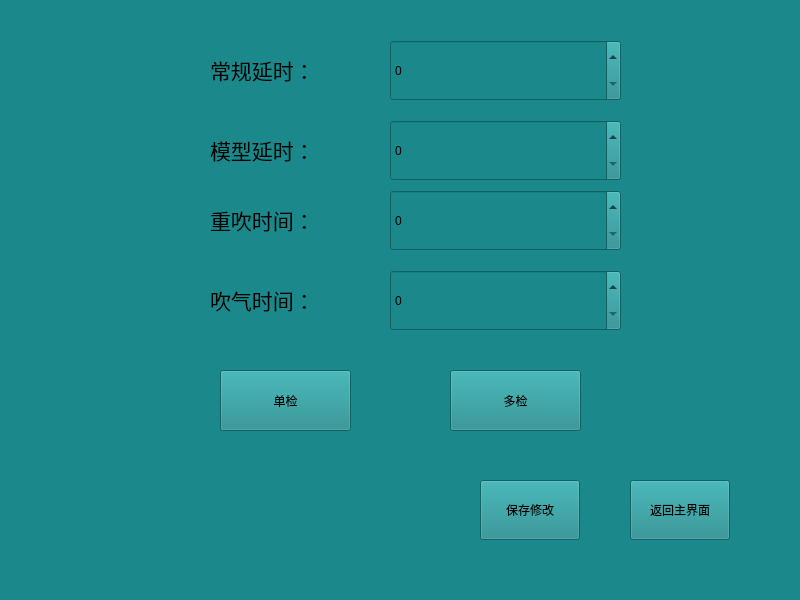
Above: ColorSelect/page_03.ui from ChihiroFairy/MyCode before the change. Below: the same form after it.
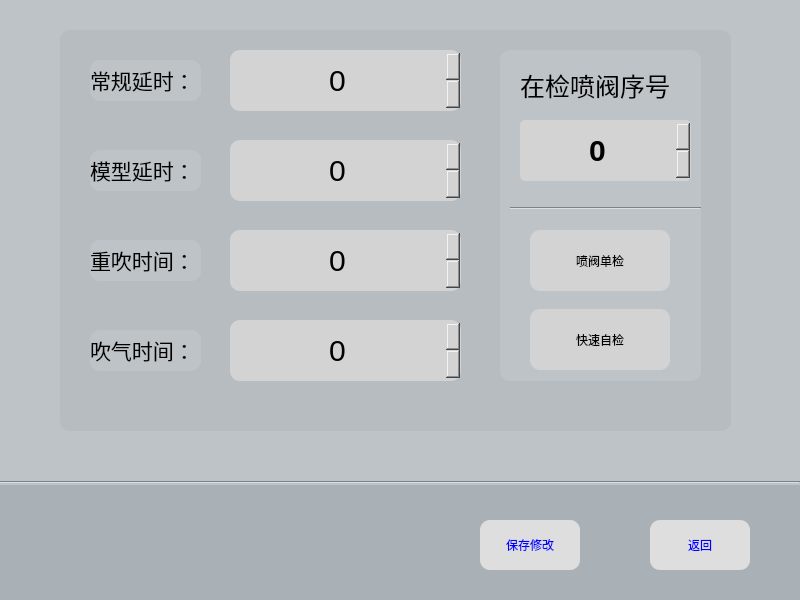
That is the form after the change. Icons and pictures are not drawn.

Patch:
```diff
--- a/ColorSelect/page_03.ui
+++ b/ColorSelect/page_03.ui
@@ -10,31 +10,47 @@
     <height>600</height>
    </rect>
   </property>
+  <property name="minimumSize">
+   <size>
+    <width>800</width>
+    <height>600</height>
+   </size>
+  </property>
   <property name="windowTitle">
    <string>Form</string>
   </property>
   <property name="styleSheet">
-   <string notr="true">QMainWindow,QWidget{background-color:#1b898b}
-</string>
+   <string notr="true">QMainWindow,QWidget{background-color:#bdc3c7;}</string>
   </property>
   <widget class="QPushButton" name="exitButton">
    <property name="geometry">
     <rect>
-     <x>630</x>
-     <y>480</y>
+     <x>650</x>
+     <y>520</y>
      <width>100</width>
-     <height>60</height>
+     <height>50</height>
     </rect>
    </property>
+   <property name="styleSheet">
+    <string notr="true">QPushButton{
+border-radius:10px;
+background:#dedede;
+color:blue;
+}
+QPushButton::pressed{
+background:lightyellow;
+}
+</string>
+   </property>
    <property name="text">
-    <string>返回主界面</string>
+    <string>返回</string>
    </property>
   </widget>
   <widget class="QSpinBox" name="customDelay_spin">
    <property name="geometry">
     <rect>
-     <x>390</x>
-     <y>40</y>
+     <x>230</x>
+     <y>50</y>
      <width>231</width>
      <height>61</height>
     </rect>
@@ -54,14 +70,23 @@
     width: 50px;
     height: 50px; 
 }
-</string>
+
+QSpinBox{
+border-width:5px;
+font-size:30px;
+border-radius:10px;
+background:lightgray;
+}</string>
+   </property>
+   <property name="alignment">
+    <set>Qt::AlignCenter</set>
    </property>
   </widget>
   <widget class="QSpinBox" name="modelDelay_spin">
    <property name="geometry">
     <rect>
-     <x>390</x>
-     <y>120</y>
+     <x>230</x>
+     <y>140</y>
      <width>231</width>
      <height>61</height>
     </rect>
@@ -81,14 +106,22 @@
     width: 50px;
     height: 50px; 
 }
-</string>
+QSpinBox{
+border-width:5px;
+font-size:30px;
+border-radius:10px;
+background:lightgray;
+}</string>
+   </property>
+   <property name="alignment">
+    <set>Qt::AlignCenter</set>
    </property>
   </widget>
   <widget class="QSpinBox" name="reTime_spin">
    <property name="geometry">
     <rect>
-     <x>390</x>
-     <y>190</y>
+     <x>230</x>
+     <y>230</y>
      <width>231</width>
      <height>61</height>
     </rect>
@@ -108,14 +141,22 @@
     width: 50px;
     height: 50px; 
 }
-</string>
+QSpinBox{
+border-width:5px;
+border-radius:10px;
+font-size:30px;
+background:lightgray;
+}</string>
+   </property>
+   <property name="alignment">
+    <set>Qt::AlignCenter</set>
    </property>
   </widget>
   <widget class="QSpinBox" name="time_spin">
    <property name="geometry">
     <rect>
-     <x>390</x>
-     <y>270</y>
+     <x>230</x>
+     <y>320</y>
      <width>231</width>
      <height>61</height>
     </rect>
@@ -135,44 +176,76 @@
     width: 50px;
     height: 50px; 
 }
-</string>
+QSpinBox{
+border-width:5px;
+border-radius:10px;
+font-size:30px;
+background:lightgray;
+}</string>
+   </property>
+   <property name="alignment">
+    <set>Qt::AlignCenter</set>
    </property>
   </widget>
   <widget class="QPushButton" name="singleChe_Button">
    <property name="geometry">
     <rect>
-     <x>220</x>
-     <y>370</y>
-     <width>131</width>
+     <x>530</x>
+     <y>230</y>
+     <width>140</width>
      <height>61</height>
     </rect>
    </property>
+   <property name="styleSheet">
+    <string notr="true">QPushButton{
+border-radius:10px;
+background:lightgray;
+}
+QPushButton::hover{
+background:#AAB1B6;
+}</string>
+   </property>
    <property name="text">
-    <string>单检</string>
+    <string>喷阀单检</string>
    </property>
   </widget>
   <widget class="QPushButton" name="multiChe_Button">
    <property name="geometry">
     <rect>
-     <x>450</x>
-     <y>370</y>
-     <width>131</width>
+     <x>530</x>
+     <y>309</y>
+     <width>140</width>
      <height>61</height>
     </rect>
    </property>
+   <property name="styleSheet">
+    <string notr="true">QPushButton{
+border-radius:10px;
+background:lightgray;
+}
+QPushButton::hover{
+background:#AAB1B6;
+}</string>
+   </property>
    <property name="text">
-    <string>多检</string>
+    <string>快速自检</string>
    </property>
   </widget>
   <widget class="QLabel" name="label">
    <property name="geometry">
     <rect>
-     <x>210</x>
-     <y>50</y>
+     <x>90</x>
+     <y>60</y>
      <width>111</width>
      <height>41</height>
     </rect>
    </property>
+   <property name="styleSheet">
+    <string notr="true">QLabel{
+border-radius:10px;
+background:#bdc3c7;
+}</string>
+   </property>
    <property name="text">
     <string>&lt;html&gt;&lt;head/&gt;&lt;body&gt;&lt;p&gt;&lt;span style=&quot; font-size:16pt;&quot;&gt;常规延时：&lt;/span&gt;&lt;/p&gt;&lt;/body&gt;&lt;/html&gt;</string>
    </property>
@@ -180,12 +253,18 @@
   <widget class="QLabel" name="label_2">
    <property name="geometry">
     <rect>
-     <x>210</x>
-     <y>130</y>
+     <x>90</x>
+     <y>150</y>
      <width>111</width>
      <height>41</height>
     </rect>
    </property>
+   <property name="styleSheet">
+    <string notr="true">QLabel{
+border-radius:10px;
+background:#bdc3c7;
+}</string>
+   </property>
    <property name="text">
     <string>&lt;html&gt;&lt;head/&gt;&lt;body&gt;&lt;p&gt;&lt;span style=&quot; font-size:16pt;&quot;&gt;模型延时：&lt;/span&gt;&lt;/p&gt;&lt;/body&gt;&lt;/html&gt;</string>
    </property>
@@ -193,12 +272,18 @@
   <widget class="QLabel" name="label_3">
    <property name="geometry">
     <rect>
-     <x>210</x>
-     <y>200</y>
+     <x>90</x>
+     <y>240</y>
      <width>111</width>
      <height>41</height>
     </rect>
    </property>
+   <property name="styleSheet">
+    <string notr="true">QLabel{
+border-radius:10px;
+background:#bdc3c7;
+}</string>
+   </property>
    <property name="text">
     <string>&lt;html&gt;&lt;head/&gt;&lt;body&gt;&lt;p&gt;&lt;span style=&quot; font-size:16pt;&quot;&gt;重吹时间：&lt;/span&gt;&lt;/p&gt;&lt;/body&gt;&lt;/html&gt;</string>
    </property>
@@ -206,12 +291,18 @@
   <widget class="QLabel" name="label_4">
    <property name="geometry">
     <rect>
-     <x>210</x>
-     <y>280</y>
+     <x>90</x>
+     <y>330</y>
      <width>111</width>
      <height>41</height>
     </rect>
    </property>
+   <property name="styleSheet">
+    <string notr="true">QLabel{
+border-radius:10px;
+background:#bdc3c7;
+}</string>
+   </property>
    <property name="text">
     <string>&lt;html&gt;&lt;head/&gt;&lt;body&gt;&lt;p&gt;&lt;span style=&quot; font-size:16pt;&quot;&gt;吹气时间：&lt;/span&gt;&lt;/p&gt;&lt;/body&gt;&lt;/html&gt;</string>
    </property>
@@ -220,15 +311,181 @@
    <property name="geometry">
     <rect>
      <x>480</x>
-     <y>480</y>
+     <y>520</y>
      <width>100</width>
-     <height>60</height>
+     <height>50</height>
     </rect>
    </property>
+   <property name="styleSheet">
+    <string notr="true">QPushButton{
+border-radius:10px;
+background:#dedede;
+color:blue;
+}
+QPushButton::pressed{
+background:lightyellow;
+}
+</string>
+   </property>
    <property name="text">
     <string>保存修改</string>
    </property>
   </widget>
+  <widget class="QSpinBox" name="airvalve_spin">
+   <property name="geometry">
+    <rect>
+     <x>520</x>
+     <y>120</y>
+     <width>171</width>
+     <height>61</height>
+    </rect>
+   </property>
+   <property name="styleSheet">
+    <string notr="true">QSpinBox::up-button {
+	subcontrol-origin:border;
+    subcontrol-position:right;
+	image: url(:/new/icon/icon/向右.png);
+    width: 35px;
+    height: 35px;       
+}
+QSpinBox::down-button {
+	subcontrol-origin:border;
+    subcontrol-position:left;
+	image: url(:/new/icon/icon/向左.png);
+    width: 35px;
+    height: 35px; 
+}
+
+QSpinBox{
+border-width:3px;
+border-radius:5px;
+font:bold;
+font-size:30px;
+background:lightgray;
+}</string>
+   </property>
+   <property name="alignment">
+    <set>Qt::AlignCenter</set>
+   </property>
+  </widget>
+  <widget class="QListWidget" name="listWidget">
+   <property name="geometry">
+    <rect>
+     <x>60</x>
+     <y>30</y>
+     <width>671</width>
+     <height>401</height>
+    </rect>
+   </property>
+   <property name="styleSheet">
+    <string notr="true">QListWidget{
+border-radius:10px;
+background:#B6BCC0;
+}</string>
+   </property>
+  </widget>
+  <widget class="QLabel" name="label_6">
+   <property name="geometry">
+    <rect>
+     <x>520</x>
+     <y>60</y>
+     <width>171</width>
+     <height>51</height>
+    </rect>
+   </property>
+   <property name="styleSheet">
+    <string notr="true">QLabel{
+border-width:5px;
+border-radius:10px;
+font-size:25px;
+background:#bdc3c7;
+}</string>
+   </property>
+   <property name="text">
+    <string>&lt;html&gt;&lt;head/&gt;&lt;body&gt;&lt;p&gt;在检喷阀序号&lt;/p&gt;&lt;/body&gt;&lt;/html&gt;</string>
+   </property>
+  </widget>
+  <widget class="QListWidget" name="listWidget_2">
+   <property name="geometry">
+    <rect>
+     <x>500</x>
+     <y>50</y>
+     <width>201</width>
+     <height>331</height>
+    </rect>
+   </property>
+   <property name="styleSheet">
+    <string notr="true">QListWidget{
+background:#bdc3c7;
+border-radius:10px;
+}</string>
+   </property>
+  </widget>
+  <widget class="Line" name="line">
+   <property name="geometry">
+    <rect>
+     <x>510</x>
+     <y>200</y>
+     <width>191</width>
+     <height>16</height>
+    </rect>
+   </property>
+   <property name="styleSheet">
+    <string notr="true">Line{
+background:#bdc3c7;
+}</string>
+   </property>
+   <property name="orientation">
+    <enum>Qt::Horizontal</enum>
+   </property>
+  </widget>
+  <widget class="Line" name="line_2">
+   <property name="geometry">
+    <rect>
+     <x>0</x>
+     <y>480</y>
+     <width>800</width>
+     <height>5</height>
+    </rect>
+   </property>
+   <property name="orientation">
+    <enum>Qt::Horizontal</enum>
+   </property>
+  </widget>
+  <widget class="QWidget" name="widget" native="true">
+   <property name="geometry">
+    <rect>
+     <x>0</x>
+     <y>480</y>
+     <width>801</width>
+     <height>121</height>
+    </rect>
+   </property>
+   <property name="styleSheet">
+    <string notr="true">QWidget{
+background:#AAB1B6;
+}</string>
+   </property>
+  </widget>
+  <zorder>widget</zorder>
+  <zorder>listWidget</zorder>
+  <zorder>exitButton</zorder>
+  <zorder>customDelay_spin</zorder>
+  <zorder>modelDelay_spin</zorder>
+  <zorder>reTime_spin</zorder>
+  <zorder>time_spin</zorder>
+  <zorder>label</zorder>
+  <zorder>label_2</zorder>
+  <zorder>label_3</zorder>
+  <zorder>label_4</zorder>
+  <zorder>saveButton</zorder>
+  <zorder>listWidget_2</zorder>
+  <zorder>airvalve_spin</zorder>
+  <zorder>label_6</zorder>
+  <zorder>line</zorder>
+  <zorder>line_2</zorder>
+  <zorder>singleChe_Button</zorder>
+  <zorder>multiChe_Button</zorder>
  </widget>
  <resources/>
  <connections/>
```
